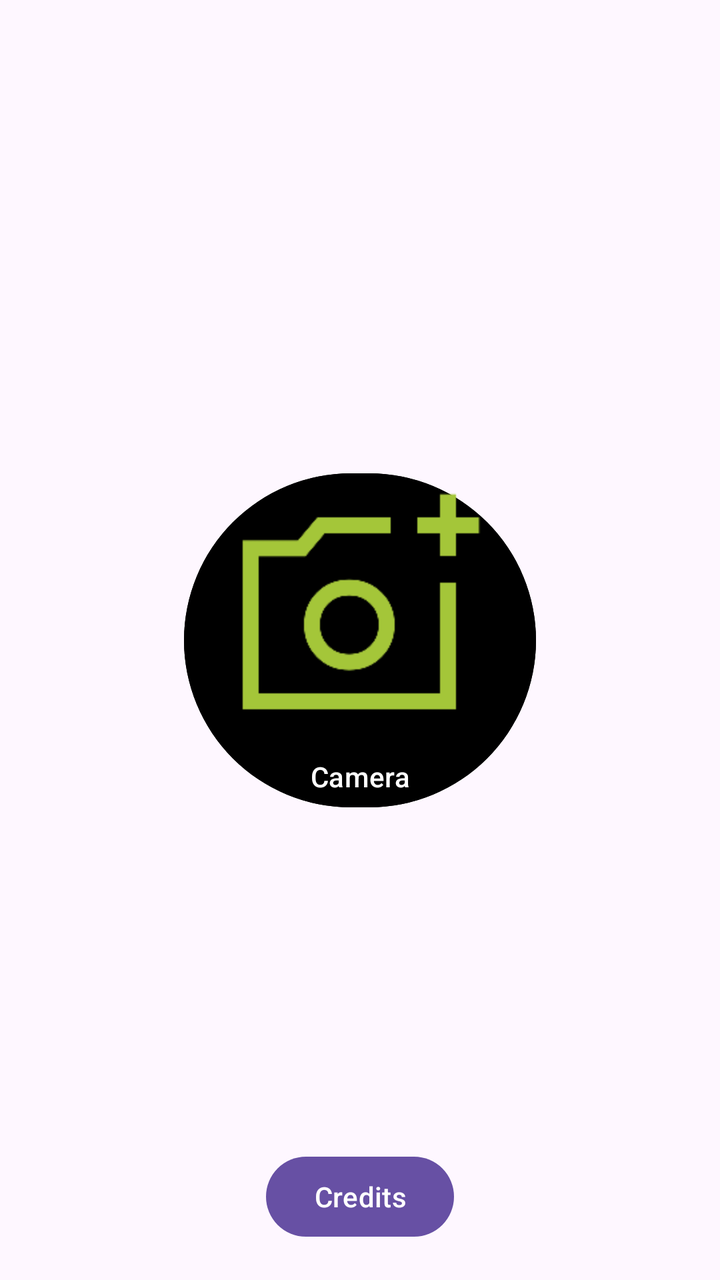
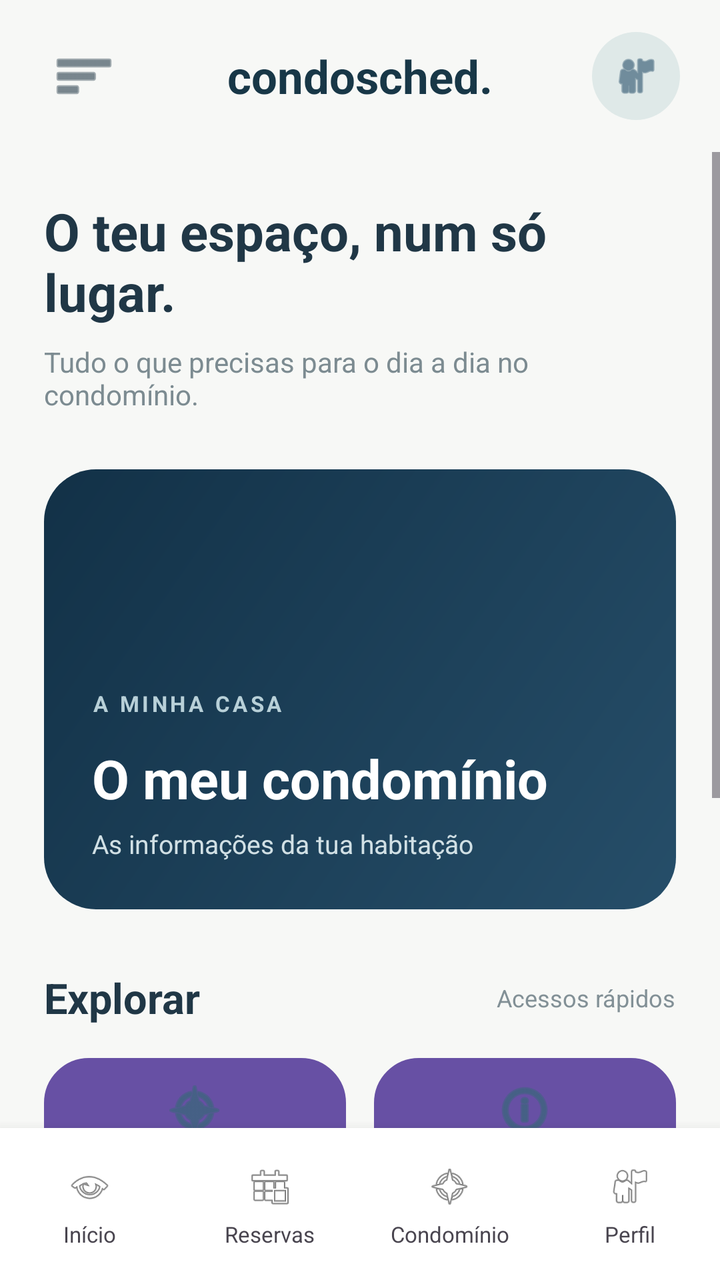

Before-and-after screenshots of an Android layout around one commit, followed by the original layout XML and the change that was made.
<!-- AndroidManifest.xml: application theme Theme.CondoSched -->
<!-- res/layout/activity_main.xml -->
<?xml version="1.0" encoding="utf-8"?>
<androidx.constraintlayout.widget.ConstraintLayout
        xmlns:android="http://schemas.android.com/apk/res/android"
        xmlns:tools="http://schemas.android.com/tools"
        xmlns:app="http://schemas.android.com/apk/res-auto"
        android:id="@+id/main"
        android:layout_width="match_parent"
        android:layout_height="match_parent"
        tools:context=".MainActivity">



    <Button
            android:id="@+id/button1"
            app:layout_constraintBottom_toBottomOf="parent"
            app:layout_constraintStart_toStartOf="parent"
            app:layout_constraintEnd_toEndOf="parent"
            app:layout_constraintTop_toTopOf="parent"
            android:layout_width="wrap_content"
            android:layout_height="wrap_content"
            android:drawableTop="@mipmap/add_a_photo"
            android:drawableTint="@color/androidGreen"
            android:backgroundTint="@color/black"
            android:text="@string/camera"
    />

    <Button
            android:id="@+id/button2"
            android:layout_width="wrap_content"
            android:layout_height="wrap_content"
            android:text="@string/credits"
            android:drawableStart="@mipmap/user"
            android:drawableTint="@color/androidGreen"
            app:layout_constraintTop_toTopOf="parent"
            app:layout_constraintBottom_toBottomOf="parent"
            app:layout_constraintStart_toStartOf="parent"
            app:layout_constraintEnd_toEndOf="parent"
            app:layout_constraintVertical_bias="0.97"
    />

</androidx.constraintlayout.widget.ConstraintLayout>
<!-- resources referenced by this layout -->
<resources>
  <color name="androidGreen">#FFa4c639</color>
  <color name="black">#FF000000</color>
  <!-- mipmap add_a_photo: png bitmap (mipmap-hdpi, 3947 bytes) -->
  <!-- mipmap user: png bitmap (mipmap-hdpi, 3319 bytes) -->
  <string name="camera">Camera</string>
  <string name="credits">Credits</string>
  <style name="Theme.CondoSched" parent="Base.Theme.CondoSched" />
  <style name="Base.Theme.CondoSched" parent="Theme.Material3.DayNight.NoActionBar">
          
          
      </style>
</resources>

<!-- the commit's change to res/layout/activity_main.xml (unified diff, before → after) -->
@@ -1,41 +1,353 @@
 <?xml version="1.0" encoding="utf-8"?>
 <androidx.constraintlayout.widget.ConstraintLayout
         xmlns:android="http://schemas.android.com/apk/res/android"
+        xmlns:app="http://schemas.android.com/apk/res-auto"
         xmlns:tools="http://schemas.android.com/tools"
-        xmlns:app="http://schemas.android.com/apk/res-auto"
         android:id="@+id/main"
         android:layout_width="match_parent"
         android:layout_height="match_parent"
+        android:background="#F7F8F6"
         tools:context=".MainActivity">
 
-
-
-    <Button
-            android:id="@+id/button1"
+    
+    <LinearLayout
+            android:id="@+id/homeHeader"
+            android:layout_width="0dp"
+            android:layout_height="76dp"
+            android:orientation="horizontal"
+            android:gravity="center_vertical"
+            android:paddingStart="20dp"
+            android:paddingEnd="20dp"
+            app:layout_constraintTop_toTopOf="parent"
+            app:layout_constraintStart_toStartOf="parent"
+            app:layout_constraintEnd_toEndOf="parent">
+
+        <ImageButton
+                android:id="@+id/homeMenuButton"
+                android:layout_width="44dp"
+                android:layout_height="44dp"
+                android:src="@android:drawable/ic_menu_sort_by_size"
+                android:background="@android:color/transparent"
+                android:contentDescription="Abrir menu" app:tint="#243A48"/>
+
+        <TextView
+                android:layout_width="0dp"
+                android:layout_height="wrap_content"
+                android:layout_weight="1"
+                android:gravity="center"
+                android:text="condosched."
+                android:textSize="23sp"
+                android:textStyle="bold"
+                android:textColor="#183747"/>
+
+        <ImageView
+                android:id="@+id/homeProfileImage"
+                android:layout_width="44dp"
+                android:layout_height="44dp"
+                android:padding="10dp"
+                android:src="@android:drawable/ic_menu_myplaces"
+                android:background="@drawable/bg_avatar"
+                android:clickable="true"
+                android:focusable="true"
+                android:contentDescription="Abrir perfil" app:tint="#264E69"/>
+    </LinearLayout>
+
+    
+    <ScrollView
+            android:layout_width="0dp"
+            android:layout_height="0dp"
+            android:fillViewport="true"
+            android:clipToPadding="false"
+            app:layout_constraintTop_toBottomOf="@id/homeHeader"
+            app:layout_constraintBottom_toTopOf="@id/homeBottomNavigation"
+            app:layout_constraintStart_toStartOf="parent"
+            app:layout_constraintEnd_toEndOf="parent">
+
+        <LinearLayout
+                android:layout_width="match_parent"
+                android:layout_height="wrap_content"
+                android:orientation="vertical"
+                android:paddingStart="22dp"
+                android:paddingEnd="22dp"
+                android:paddingTop="22dp"
+                android:paddingBottom="28dp">
+
+            
+            <TextView
+                    android:layout_width="match_parent"
+                    android:layout_height="wrap_content"
+                    android:text="O teu espaço, num só lugar."
+                    android:textSize="26sp"
+                    android:textStyle="bold"
+                    android:textColor="#203746"/>
+
+            <TextView
+                    android:layout_width="match_parent"
+                    android:layout_height="wrap_content"
+                    android:layout_marginTop="8dp"
+                    android:text="Tudo o que precisas para o dia a dia no condomínio."
+                    android:textSize="14sp"
+                    android:textColor="#7C8B91"/>
+
+            
+            <LinearLayout
+                    android:id="@+id/homeCondoCard"
+                    android:layout_width="match_parent"
+                    android:layout_height="220dp"
+                    android:layout_marginTop="28dp"
+                    android:orientation="vertical"
+                    android:gravity="bottom"
+                    android:padding="24dp"
+                    android:background="@drawable/bg_home_hero">
+
+                <TextView
+                        android:layout_width="wrap_content"
+                        android:layout_height="wrap_content"
+                        android:text="A MINHA CASA"
+                        android:textSize="11sp"
+                        android:textStyle="bold"
+                        android:letterSpacing="0.14"
+                        android:textColor="#B8D0D8"/>
+
+                <TextView
+                        android:id="@+id/homeCondoName"
+                        android:layout_width="match_parent"
+                        android:layout_height="wrap_content"
+                        android:layout_marginTop="12dp"
+                        android:text="O meu condomínio"
+                        android:textSize="27sp"
+                        android:textStyle="bold"
+                        android:textColor="#FFFFFF"/>
+
+                <TextView
+                        android:id="@+id/homeUnitInfo"
+                        android:layout_width="match_parent"
+                        android:layout_height="wrap_content"
+                        android:layout_marginTop="6dp"
+                        android:text="As informações da tua habitação"
+                        android:textSize="13sp"
+                        android:textColor="#D1E0E5"/>
+            </LinearLayout>
+
+            
+            <LinearLayout
+                    android:layout_width="match_parent"
+                    android:layout_height="wrap_content"
+                    android:layout_marginTop="30dp"
+                    android:layout_marginBottom="16dp"
+                    android:gravity="center_vertical"
+                    android:orientation="horizontal">
+
+                <TextView
+                        android:layout_width="0dp"
+                        android:layout_height="wrap_content"
+                        android:layout_weight="1"
+                        android:text="Explorar"
+                        android:textSize="21sp"
+                        android:textStyle="bold"
+                        android:textColor="#203746"/>
+
+                <TextView
+                        android:layout_width="wrap_content"
+                        android:layout_height="wrap_content"
+                        android:text="Acessos rápidos"
+                        android:textSize="12sp"
+                        android:textColor="#829096"/>
+            </LinearLayout>
+
+            
+            <LinearLayout
+                    android:layout_width="match_parent"
+                    android:layout_height="wrap_content"
+                    android:orientation="horizontal">
+
+                <Button
+                        android:id="@+id/button1"
+                        android:layout_width="0dp"
+                        android:layout_height="128dp"
+                        android:layout_weight="1"
+                        android:layout_marginEnd="7dp"
+                        android:background="@drawable/bg_card"
+                        android:backgroundTint="@null"
+                        android:drawableTop="@android:drawable/ic_menu_compass"
+                        android:drawableTint="#2F6B71"
+                        android:drawablePadding="16dp"
+                        android:gravity="center"
+                        android:text="Condomínio"
+                        android:textAllCaps="false"
+                        android:textSize="14sp"
+                        android:textColor="#203746"/>
+
+                <Button
+                        android:id="@+id/button2"
+                        android:layout_width="0dp"
+                        android:layout_height="128dp"
+                        android:layout_weight="1"
+                        android:layout_marginStart="7dp"
+                        android:background="@drawable/bg_card"
+                        android:backgroundTint="@null"
+                        android:drawableTop="@android:drawable/ic_menu_info_details"
+                        android:drawableTint="#2F6B71"
+                        android:drawablePadding="16dp"
+                        android:gravity="center"
+                        android:text="Créditos"
+                        android:textAllCaps="false"
+                        android:textSize="14sp"
+                        android:textColor="#203746"/>
+            </LinearLayout>
+
+            
+            <LinearLayout
+                    android:layout_width="match_parent"
+                    android:layout_height="wrap_content"
+                    android:layout_marginTop="22dp"
+                    android:padding="20dp"
+                    android:orientation="vertical"
+                    android:background="@drawable/bg_card">
+
+                <TextView
+                        android:layout_width="match_parent"
+                        android:layout_height="wrap_content"
+                        android:text="Sempre perto de casa."
+                        android:textSize="17sp"
+                        android:textStyle="bold"
+                        android:textColor="#203746"/>
+
+                <TextView
+                        android:layout_width="match_parent"
+                        android:layout_height="wrap_content"
+                        android:layout_marginTop="8dp"
+                        android:text="Consulta os avisos, acompanha as novidades e gere as tuas reservas num só lugar."
+                        android:textSize="13sp"
+                        android:lineSpacingExtra="3dp"
+                        android:textColor="#7C8B91"/>
+            </LinearLayout>
+
+        </LinearLayout>
+    </ScrollView>
+
+    <include
+            android:id="@+id/homeBottomNavigation"
+            layout="@layout/layout_bottom_navigation"
+            android:layout_width="0dp"
+            android:layout_height="76dp"
             app:layout_constraintBottom_toBottomOf="parent"
             app:layout_constraintStart_toStartOf="parent"
-            app:layout_constraintEnd_toEndOf="parent"
-            app:layout_constraintTop_toTopOf="parent"
-            android:layout_width="wrap_content"
-            android:layout_height="wrap_content"
-            android:drawableTop="@mipmap/add_a_photo"
-            android:drawableTint="@color/androidGreen"
-            android:backgroundTint="@color/black"
-            android:text="@string/camera"
-    />
-
-    <Button
-            android:id="@+id/button2"
-            android:layout_width="wrap_content"
-            android:layout_height="wrap_content"
-            android:text="@string/credits"
-            android:drawableStart="@mipmap/user"
-            android:drawableTint="@color/androidGreen"
-            app:layout_constraintTop_toTopOf="parent"
-            app:layout_constraintBottom_toBottomOf="parent"
-            app:layout_constraintStart_toStartOf="parent"
-            app:layout_constraintEnd_toEndOf="parent"
-            app:layout_constraintVertical_bias="0.97"
-    />
+            app:layout_constraintEnd_toEndOf="parent" />
 
 </androidx.constraintlayout.widget.ConstraintLayout>
+<!-- res/layout/layout_bottom_navigation.xml (included above) -->
+<?xml version="1.0" encoding="utf-8"?>
+<LinearLayout
+        xmlns:android="http://schemas.android.com/apk/res/android"
+        android:id="@+id/bottomNavigation"
+        android:layout_width="match_parent"
+        android:layout_height="76dp"
+        android:orientation="horizontal"
+        android:gravity="center"
+        android:paddingTop="8dp"
+        android:paddingBottom="6dp"
+        android:background="#FFFFFF"
+        android:elevation="10dp">
+
+    
+    <LinearLayout
+            android:id="@+id/navHome"
+            android:layout_width="0dp"
+            android:layout_height="match_parent"
+            android:layout_weight="1"
+            android:gravity="center"
+            android:orientation="vertical"
+            android:clickable="true"
+            android:focusable="true">
+
+        <ImageView
+                android:layout_width="23dp"
+                android:layout_height="23dp"
+                android:src="@android:drawable/ic_menu_view"
+                android:contentDescription="Início"/>
+
+        <TextView
+                android:layout_width="wrap_content"
+                android:layout_height="wrap_content"
+                android:layout_marginTop="5dp"
+                android:text="Início"
+                android:textSize="11sp"/>
+    </LinearLayout>
+
+    
+    <LinearLayout
+            android:id="@+id/navBookings"
+            android:layout_width="0dp"
+            android:layout_height="match_parent"
+            android:layout_weight="1"
+            android:gravity="center"
+            android:orientation="vertical"
+            android:clickable="true"
+            android:focusable="true">
+
+        <ImageView
+                android:layout_width="23dp"
+                android:layout_height="23dp"
+                android:src="@android:drawable/ic_menu_today"
+                android:contentDescription="Reservas"/>
+
+        <TextView
+                android:layout_width="wrap_content"
+                android:layout_height="wrap_content"
+                android:layout_marginTop="5dp"
+                android:text="Reservas"
+                android:textSize="11sp"/>
+    </LinearLayout>
+
+    
+    <LinearLayout
+            android:id="@+id/navCondo"
+            android:layout_width="0dp"
+            android:layout_height="match_parent"
+            android:layout_weight="1"
+            android:gravity="center"
+            android:orientation="vertical"
+            android:clickable="true"
+            android:focusable="true">
+
+        <ImageView
+                android:layout_width="23dp"
+                android:layout_height="23dp"
+                android:src="@android:drawable/ic_menu_compass"
+                android:contentDescription="Condomínio"/>
+
+        <TextView
+                android:layout_width="wrap_content"
+                android:layout_height="wrap_content"
+                android:layout_marginTop="5dp"
+                android:text="Condomínio"
+                android:textSize="11sp"/>
+    </LinearLayout>
+
+    
+    <LinearLayout
+            android:id="@+id/navProfile"
+            android:layout_width="0dp"
+            android:layout_height="match_parent"
+            android:layout_weight="1"
+            android:gravity="center"
+            android:orientation="vertical"
+            android:clickable="true"
+            android:focusable="true">
+
+        <ImageView
+                android:layout_width="23dp"
+                android:layout_height="23dp"
+                android:src="@android:drawable/ic_menu_myplaces"
+                android:contentDescription="Perfil"/>
+
+        <TextView
+                android:layout_width="wrap_content"
+                android:layout_height="wrap_content"
+                android:layout_marginTop="5dp"
+                android:text="Perfil"
+                android:textSize="11sp"/>
+    </LinearLayout>
+
+</LinearLayout>
<!-- resource entries referenced after the edit -->
@@ -1,11 +1,27 @@
 <!-- resources referenced by this layout -->
 <resources>
-  <color name="androidGreen">#FFa4c639</color>
-  <color name="black">#FF000000</color>
-  <!-- mipmap add_a_photo: png bitmap (mipmap-hdpi, 3947 bytes) -->
-  <!-- mipmap user: png bitmap (mipmap-hdpi, 3319 bytes) -->
-  <string name="camera">Camera</string>
-  <string name="credits">Credits</string>
+  <!-- drawable bg_avatar (drawable) -->
+  <?xml version="1.0" encoding="utf-8"?>
+  <shape xmlns:android="http://schemas.android.com/apk/res/android">
+      <solid android:color="#DFE9E8"/>
+      <corners android:radius="100dp"/>
+  </shape>
+  <!-- drawable bg_card (drawable) -->
+  <?xml version="1.0" encoding="utf-8"?>
+  <shape xmlns:android="http://schemas.android.com/apk/res/android">
+      <solid android:color="#FFFFFF"/>
+      <corners android:radius="22dp"/>
+      <stroke android:width="1dp" android:color="#ECF0F3"/>
+  </shape>
+  <!-- drawable bg_home_hero (drawable) -->
+  <?xml version="1.0" encoding="utf-8"?>
+  <shape xmlns:android="http://schemas.android.com/apk/res/android">
+      <gradient
+              android:startColor="#264E69"
+              android:endColor="#123147"
+              android:angle="135"/>
+      <corners android:radius="26dp"/>
+  </shape>
   <style name="Theme.CondoSched" parent="Base.Theme.CondoSched" />
   <style name="Base.Theme.CondoSched" parent="Theme.Material3.DayNight.NoActionBar">
           
